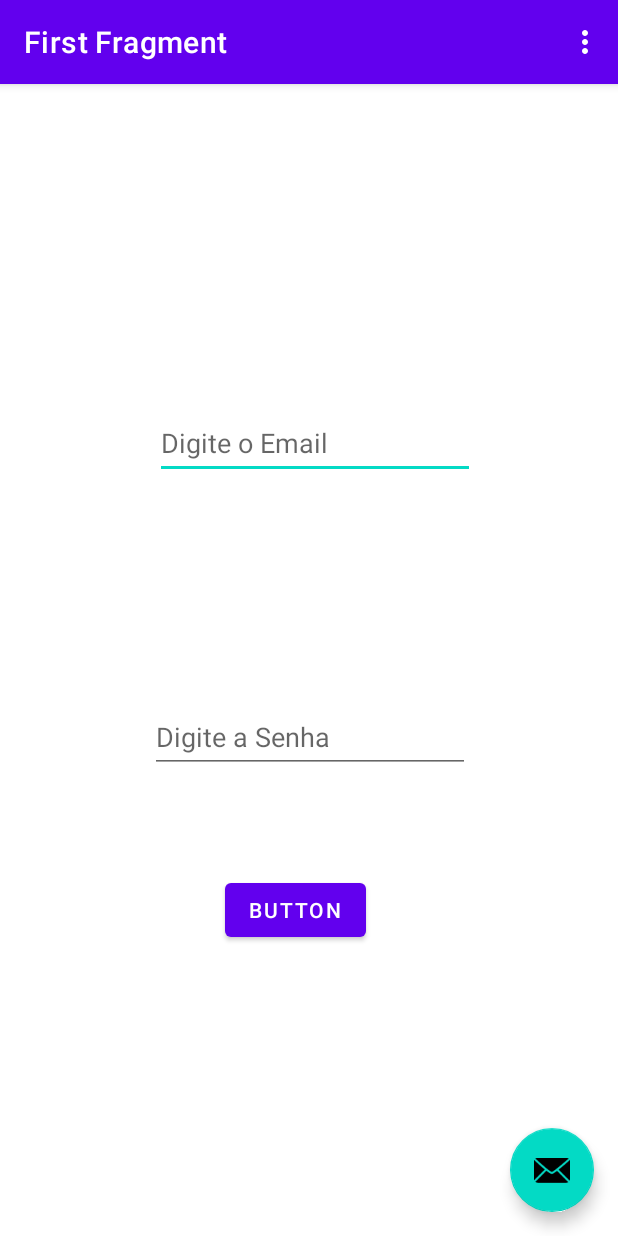
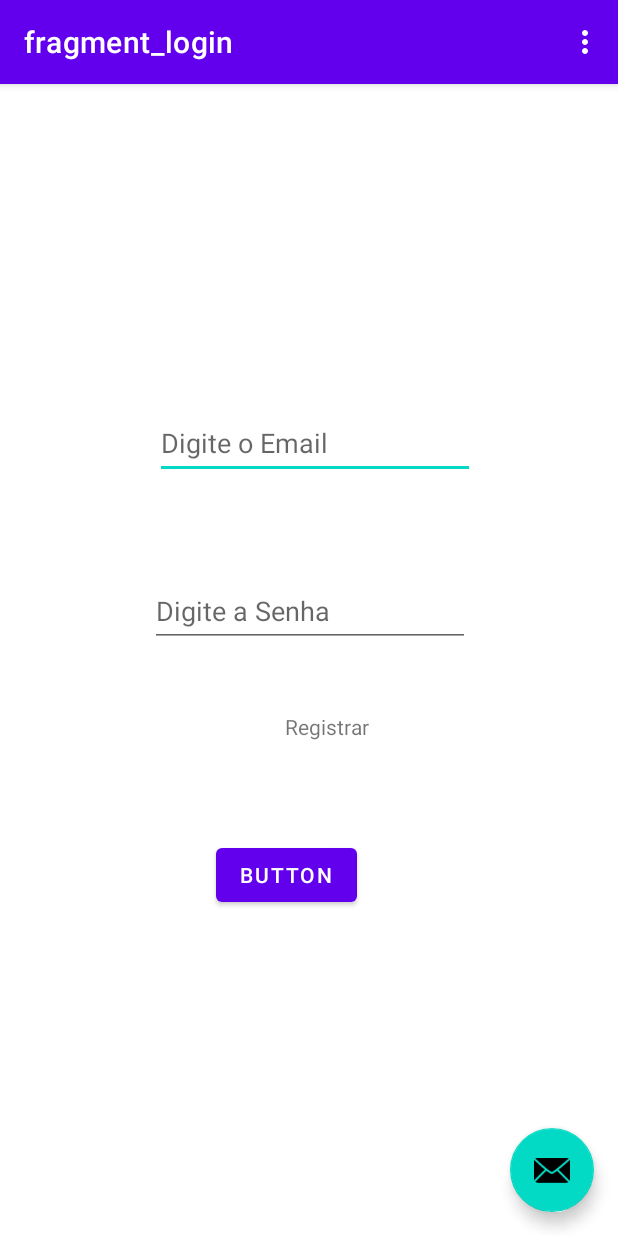
Before and after one commit to victorlelissoares/TrabFinal_Diario_VictorLelisSoares, an Android app: the screen it shows after launch (MainActivity), on a phone screen of 412 x 824 dp. Run offline under Robolectric (Android 15) with nearby library versions, the phone set to English and light mode, and no system bars; our stand-ins replace navigation-ui.

Commit message:
nav graph login and register fragments

```diff
--- a/app/src/main/res/layout/fragment_login.xml
+++ b/app/src/main/res/layout/fragment_login.xml
@@ -24,7 +24,7 @@
         android:layout_width="wrap_content"
         android:layout_height="wrap_content"
         android:layout_marginStart="100dp"
-        android:layout_marginTop="148dp"
+        android:layout_marginTop="64dp"
         android:ems="10"
         android:hint="@string/loginPassword"
         android:inputType="textPassword"
@@ -36,10 +36,30 @@
         android:id="@+id/btnLogin"
         android:layout_width="wrap_content"
         android:layout_height="wrap_content"
-        android:layout_marginStart="150dp"
-        android:layout_marginTop="67dp"
+        android:layout_marginStart="144dp"
+        android:layout_marginTop="128dp"
         android:text="Button"
         app:layout_constraintStart_toStartOf="parent"
         app:layout_constraintTop_toBottomOf="@+id/txtPassword" />
 
+    <androidx.constraintlayout.widget.ConstraintLayout
+        android:id="@+id/btnRegistrar"
+        android:layout_width="121dp"
+        android:layout_height="91dp"
+        android:layout_marginStart="182dp"
+        android:layout_marginTop="20dp"
+        app:layout_constraintStart_toStartOf="parent"
+        app:layout_constraintTop_toBottomOf="@+id/txtPassword">
+
+        <TextView
+            android:id="@+id/textView"
+            android:layout_width="112dp"
+            android:layout_height="31dp"
+            android:layout_marginStart="8dp"
+            android:layout_marginTop="23dp"
+            android:text="Registrar"
+            app:layout_constraintStart_toStartOf="parent"
+            app:layout_constraintTop_toTopOf="parent" />
+    </androidx.constraintlayout.widget.ConstraintLayout>
+
 </androidx.constraintlayout.widget.ConstraintLayout>
--- a/app/src/main/res/navigation/nav_graph.xml
+++ b/app/src/main/res/navigation/nav_graph.xml
@@ -3,26 +3,23 @@
     xmlns:app="http://schemas.android.com/apk/res-auto"
     xmlns:tools="http://schemas.android.com/tools"
     android:id="@+id/nav_graph"
-    app:startDestination="@id/FirstFragment">
-
+    app:startDestination="@id/loginFragment">
     <fragment
-        android:id="@+id/FirstFragment"
+        android:id="@+id/loginFragment"
         android:name="com.example.trabfinal_diario_victorlelissoares.LoginFragment"
-        android:label="@string/first_fragment_label"
-        tools:layout="@layout/fragment_login">
-
+        android:label="fragment_login"
+        tools:layout="@layout/fragment_login" >
         <action
-            android:id="@+id/action_FirstFragment_to_SecondFragment"
-            app:destination="@id/SecondFragment" />
+            android:id="@+id/action_loginFragment_to_registerFragment"
+            app:destination="@id/registerFragment" />
     </fragment>
     <fragment
-        android:id="@+id/SecondFragment"
+        android:id="@+id/registerFragment"
         android:name="com.example.trabfinal_diario_victorlelissoares.RegisterFragment"
-        android:label="@string/second_fragment_label"
-        tools:layout="@layout/fragment_register">
-
+        android:label="fragment_register"
+        tools:layout="@layout/fragment_register" >
         <action
-            android:id="@+id/action_SecondFragment_to_FirstFragment"
-            app:destination="@id/FirstFragment" />
+            android:id="@+id/action_registerFragment_to_loginFragment"
+            app:destination="@id/loginFragment" />
     </fragment>
 </navigation>
--- a/app/src/main/res/values/strings.xml
+++ b/app/src/main/res/values/strings.xml
@@ -16,4 +16,6 @@
     <string name="btnAcess">Acessar</string>
 
     <string name="btnRegister">Registrar</string>
+    <!-- TODO: Remove or change this placeholder text -->
+    <string name="hello_blank_fragment">Hello blank fragment</string>
 </resources>
```
Also changed, not shown: app/src/main/java/com/example/trabfinal_diario_victorlelissoares/NewNoteFragment.java (added, +64 -0 lines), app/src/main/res/layout/fragment_new_note.xml (added, +14 -0 lines).
